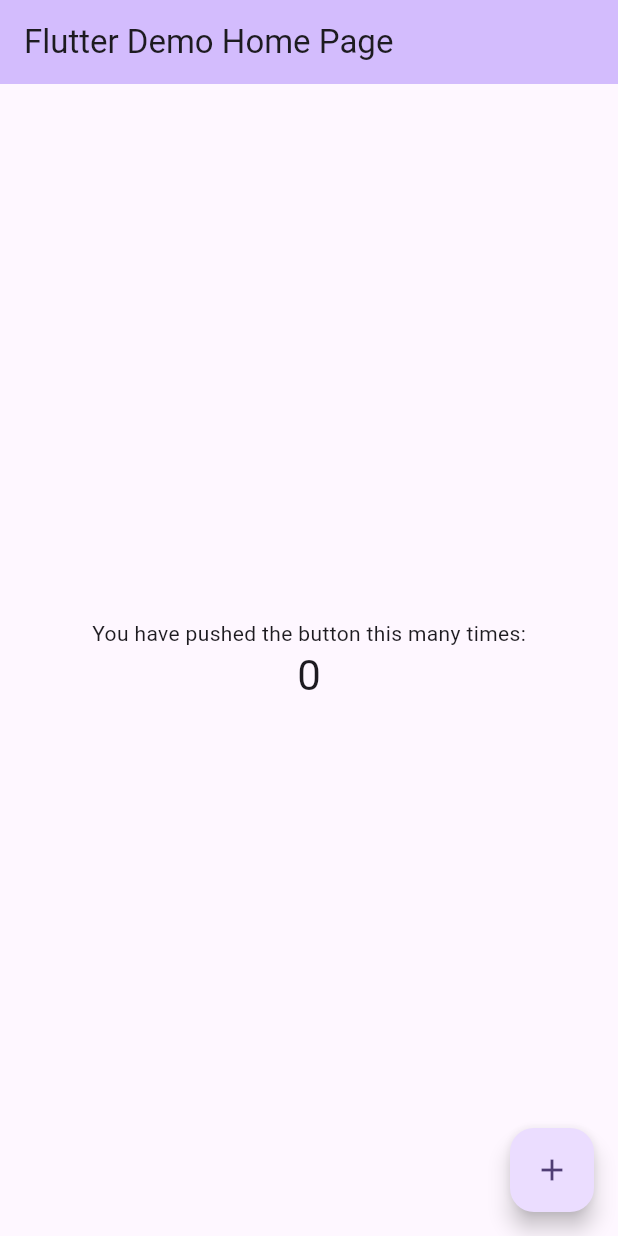
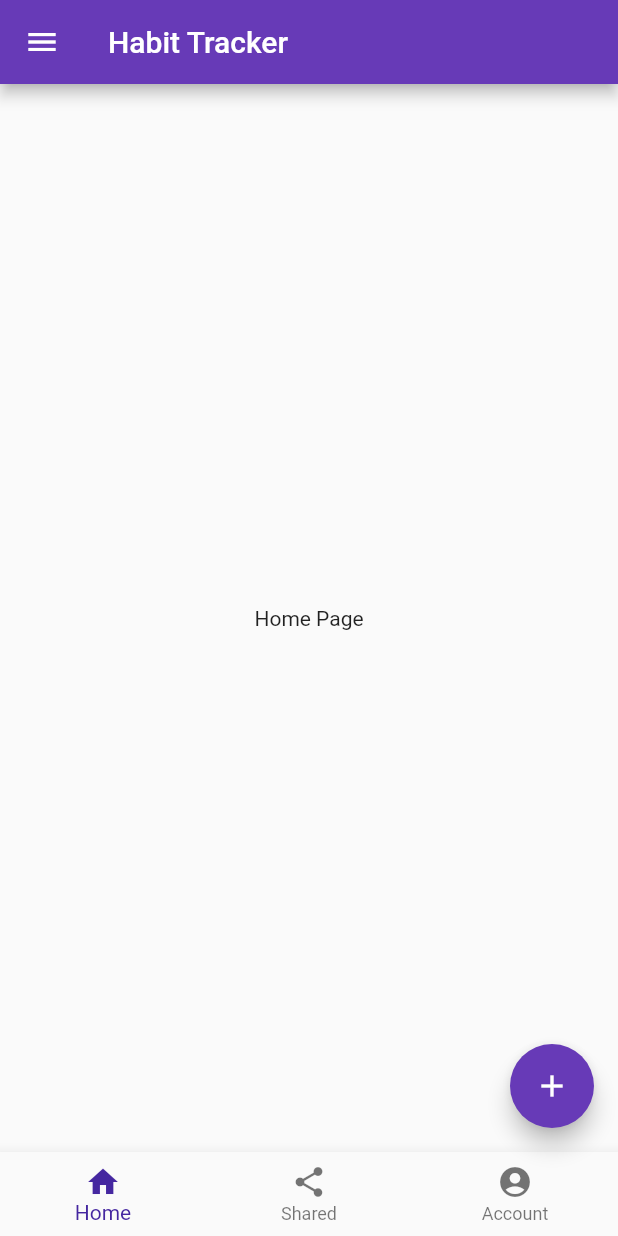
Before and after one commit to Alanthomas-in/HabitHub, a Flutter app: the screen it shows after launch, on a phone screen of 412 x 824 dp. Run offline on Flutter 3.47's test engine with Material 2 defaults, Android fonts, the phone set to English and light mode, and no system bars.

Commit message:
basic structure

```diff
--- a/habithub/lib/main.dart
+++ b/habithub/lib/main.dart
@@ -5,121 +5,107 @@ void main() {
 }
 
 class MyApp extends StatelessWidget {
-  const MyApp({super.key});
+  const MyApp({Key? key}) : super(key: key);
 
-  // This widget is the root of your application.
   @override
   Widget build(BuildContext context) {
     return MaterialApp(
-      title: 'Flutter Demo',
+      title: 'Habit Tracker',
       theme: ThemeData(
-        // This is the theme of your application.
-        //
-        // TRY THIS: Try running your application with "flutter run". You'll see
-        // the application has a blue toolbar. Then, without quitting the app,
-        // try changing the seedColor in the colorScheme below to Colors.green
-        // and then invoke "hot reload" (save your changes or press the "hot
-        // reload" button in a Flutter-supported IDE, or press "r" if you used
-        // the command line to start the app).
-        //
-        // Notice that the counter didn't reset back to zero; the application
-        // state is not lost during the reload. To reset the state, use hot
-        // restart instead.
-        //
-        // This works for code too, not just values: Most code changes can be
-        // tested with just a hot reload.
-        colorScheme: ColorScheme.fromSeed(seedColor: Colors.deepPurple),
-        useMaterial3: true,
+        primarySwatch: Colors.deepPurple,
       ),
-      home: const MyHomePage(title: 'Flutter Demo Home Page'),
+      home: const MyHomePage(),
     );
   }
 }
 
 class MyHomePage extends StatefulWidget {
-  const MyHomePage({super.key, required this.title});
-
-  // This widget is the home page of your application. It is stateful, meaning
-  // that it has a State object (defined below) that contains fields that affect
-  // how it looks.
-
-  // This class is the configuration for the state. It holds the values (in this
-  // case the title) provided by the parent (in this case the App widget) and
-  // used by the build method of the State. Fields in a Widget subclass are
-  // always marked "final".
-
-  final String title;
+  const MyHomePage({Key? key}) : super(key: key);
 
   @override
-  State<MyHomePage> createState() => _MyHomePageState();
+  _MyHomePageState createState() => _MyHomePageState();
 }
 
 class _MyHomePageState extends State<MyHomePage> {
-  int _counter = 0;
+  int _selectedIndex = 0;
+  static const List<Widget> _widgetOptions = <Widget>[
+    Text('Home Page'),
+    Text('Shared Habits'),
+    Text('Account'),
+  ];
 
-  void _incrementCounter() {
+  void _onItemTapped(int index) {
     setState(() {
-      // This call to setState tells the Flutter framework that something has
-      // changed in this State, which causes it to rerun the build method below
-      // so that the display can reflect the updated values. If we changed
-      // _counter without calling setState(), then the build method would not be
-      // called again, and so nothing would appear to happen.
-      _counter++;
+      _selectedIndex = index;
     });
   }
 
   @override
   Widget build(BuildContext context) {
-    // This method is rerun every time setState is called, for instance as done
-    // by the _incrementCounter method above.
-    //
-    // The Flutter framework has been optimized to make rerunning build methods
-    // fast, so that you can just rebuild anything that needs updating rather
-    // than having to individually change instances of widgets.
     return Scaffold(
       appBar: AppBar(
-        // TRY THIS: Try changing the color here to a specific color (to
-        // Colors.amber, perhaps?) and trigger a hot reload to see the AppBar
-        // change color while the other colors stay the same.
-        backgroundColor: Theme.of(context).colorScheme.inversePrimary,
-        // Here we take the value from the MyHomePage object that was created by
-        // the App.build method, and use it to set our appbar title.
-        title: Text(widget.title),
+        title: const Text('Habit Tracker'),
       ),
-      body: Center(
-        // Center is a layout widget. It takes a single child and positions it
-        // in the middle of the parent.
-        child: Column(
-          // Column is also a layout widget. It takes a list of children and
-          // arranges them vertically. By default, it sizes itself to fit its
-          // children horizontally, and tries to be as tall as its parent.
-          //
-          // Column has various properties to control how it sizes itself and
-          // how it positions its children. Here we use mainAxisAlignment to
-          // center the children vertically; the main axis here is the vertical
-          // axis because Columns are vertical (the cross axis would be
-          // horizontal).
-          //
-          // TRY THIS: Invoke "debug painting" (choose the "Toggle Debug Paint"
-          // action in the IDE, or press "p" in the console), to see the
-          // wireframe for each widget.
-          mainAxisAlignment: MainAxisAlignment.center,
-          children: <Widget>[
-            const Text(
-              'You have pushed the button this many times:',
+      drawer: Drawer(
+        child: ListView(
+          padding: EdgeInsets.zero,
+          children: const <Widget>[
+            DrawerHeader(
+              decoration: BoxDecoration(
+                color: Colors.deepPurple,
+              ),
+              child: Text(
+                'Menu',
+                style: TextStyle(
+                  color: Colors.white,
+                  fontSize: 24,
+                ),
+              ),
             ),
-            Text(
-              '$_counter',
-              style: Theme.of(context).textTheme.headlineMedium,
+            ListTile(
+              leading: Icon(Icons.message),
+              title: Text('Messages'),
+            ),
+            ListTile(
+              leading: Icon(Icons.account_circle),
+              title: Text('Profile'),
+            ),
+            ListTile(
+              leading: Icon(Icons.settings),
+              title: Text('Settings'),
             ),
           ],
         ),
       ),
+      body: Center(
+        child: _widgetOptions.elementAt(_selectedIndex),
+      ),
       floatingActionButton: FloatingActionButton(
-        onPressed: _incrementCounter,
-        tooltip: 'Increment',
+        onPressed: () {
+          // Add your onPressed code here!
+        },
         child: const Icon(Icons.add),
-      ), // This trailing comma makes auto-formatting nicer for build methods.
+        backgroundColor: Colors.deepPurple,
+      ),
+      bottomNavigationBar: BottomNavigationBar(
+        items: const <BottomNavigationBarItem>[
+          BottomNavigationBarItem(
+            icon: Icon(Icons.home),
+            label: 'Home',
+          ),
+          BottomNavigationBarItem(
+            icon: Icon(Icons.share),
+            label: 'Shared',
+          ),
+          BottomNavigationBarItem(
+            icon: Icon(Icons.account_circle),
+            label: 'Account',
+          ),
+        ],
+        currentIndex: _selectedIndex,
+        selectedItemColor: Colors.deepPurple[800],
+        onTap: _onItemTapped,
+      ),
     );
   }
 }
```
